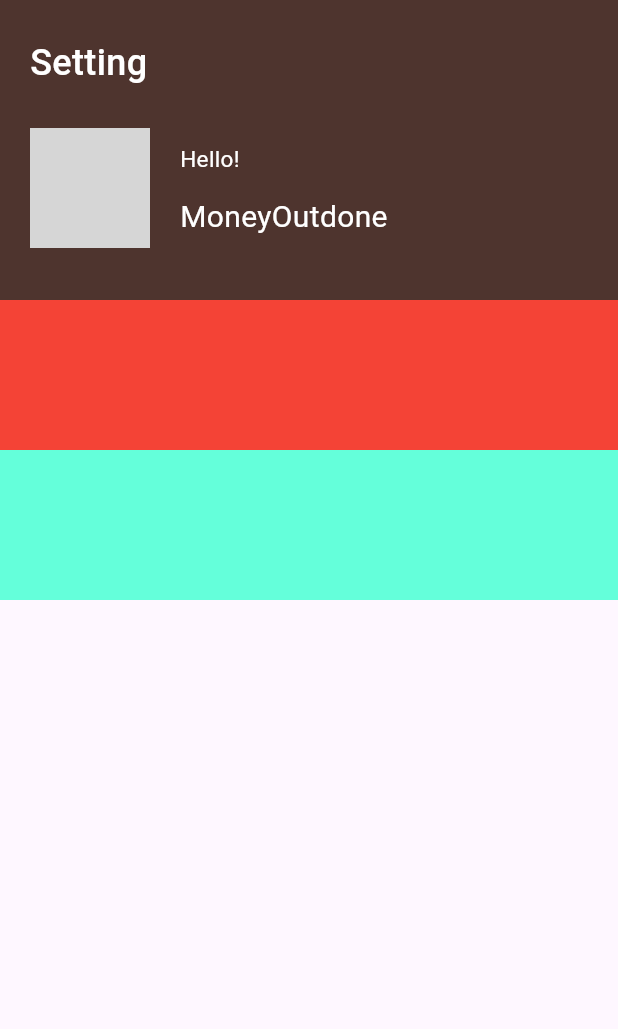
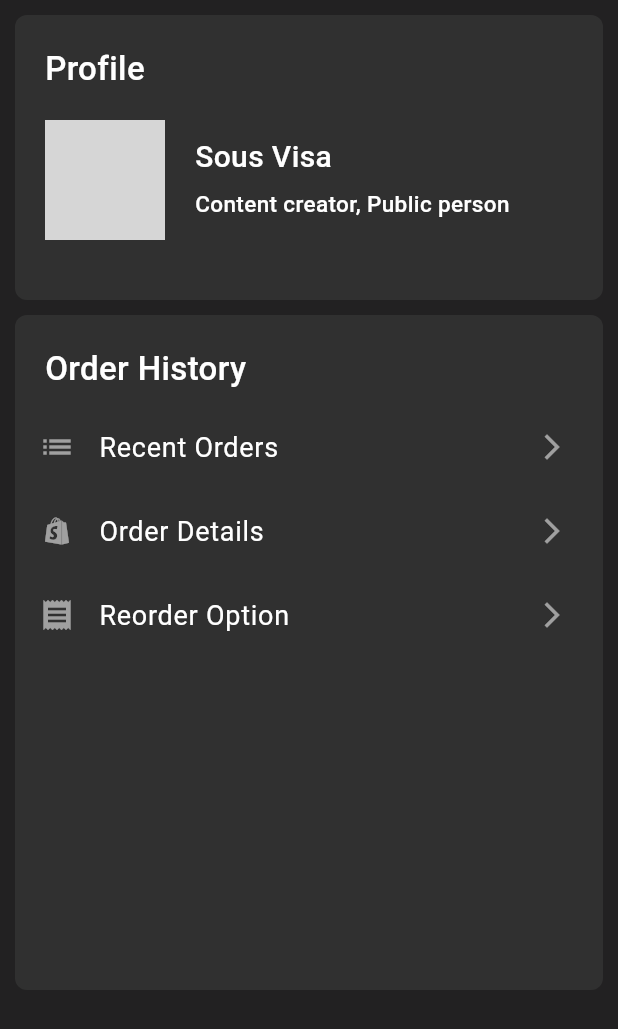
Before and after one commit to phuuhour/Project_Flutter, a Flutter app: the screen it shows after launch, on a phone screen of 412 x 824 dp. Shown: the top 1029 px of the screen. Run offline on Flutter 3.47's test engine with Material 3 defaults, Android fonts, the phone set to English and light mode, and no system bars; network calls fail; grey boxes are pictures that could not be loaded.

Commit message:
update in setting by vh

```diff
--- a/lib/ProfileDetailPage.dart
+++ b/lib/ProfileDetailPage.dart
@@ -15,26 +15,34 @@ class ProfileDetailPage extends StatelessWidget {
       //           ),
       // ),
       body: SafeArea(
+        child: Container(
+          color: Colors.black87,
           child: Column(
             children: [
-            Container(
-              height: 200,
+              Padding(
+                padding: const EdgeInsets.all(10.0),
+                child: Container(
+                  decoration: BoxDecoration(
+                      borderRadius: BorderRadius.circular(8),
+                      color: Colors.grey[850]),
+                  height: 190,
+                  //width: double.infinity,
                   width: MediaQuery.of(context).size.width,
-              color: Colors.brown[800],
+                  //color: Colors.brown[800],
                   child: Stack(
                     children: [
                       const Padding(
-                    padding: EdgeInsets.only(top: 25, left: 20),
+                        padding: EdgeInsets.only(top: 20, left: 20),
                         child: Text(
-                      'Setting',
+                          'Profile',
                           style: TextStyle(
                               fontWeight: FontWeight.w500,
-                          fontSize: 24,
+                              fontSize: 22,
                               color: Colors.white),
                         ),
                       ),
                       Padding(
-                    padding: const EdgeInsets.only(top: 85, left: 20),
+                        padding: const EdgeInsets.only(top: 70, left: 20),
                         child: ClipRRect(
                           borderRadius: BorderRadius.circular(40),
                           child: const Image(
@@ -47,31 +55,111 @@ class ProfileDetailPage extends StatelessWidget {
                       ),
                       //update
                       const Padding(
-                    padding: EdgeInsets.only(top: 95, left: 120),
+                        padding: EdgeInsets.only(top: 80, left: 120),
                         child: Text(
-                      'Hello!',
-                      style: TextStyle(color: Colors.white, fontSize: 15),
+                          'Sous Visa',
+                          style: TextStyle(
+                              color: Colors.white,
+                              fontSize: 20,
+                              fontWeight: FontWeight.w500),
                         ),
                       ),
                       const Padding(
-                    padding: EdgeInsets.only(top: 130, left: 120),
+                        padding: EdgeInsets.only(top: 115, left: 120),
                         child: Text(
-                      'MoneyOutdone',
-                      style: TextStyle(color: Colors.white, fontSize: 20),
+                          'Content creator, Public person',
+                          style: TextStyle(
+                              color: Colors.white,
+                              fontSize: 15,
+                              fontWeight: FontWeight.w500),
                         ),
                       ),
                     ],
                   ),
                 ),
-            Container(
-              height: 100,
-              color: Colors.red,
               ),
-            Container(
-              height: 100,
-              color: Colors.tealAccent,
+              Padding(
+                padding: const EdgeInsets.only(left: 10, right: 10, bottom: 10),
+                child: Container(
+                  decoration: BoxDecoration(
+                      borderRadius: BorderRadius.circular(8),
+                      color: Colors.grey[850]),
+                  height: 450,
+                  //width: double.infinity,
+                  width: MediaQuery.of(context).size.width,
+                  //color: Colors.brown[800],
+                  child: const Stack(
+                    children: [
+                      Padding(
+                        padding: EdgeInsets.only(top: 20, left: 20),
+                        child: Text(
+                          'Order History',
+                          style: TextStyle(
+                              fontWeight: FontWeight.w500,
+                              fontSize: 22,
+                              color: Colors.white),
+                        ),
+                      ),
+                      Padding(
+                        padding: EdgeInsets.only(top: 60, left: 0),
+                        child: Column(
+                          children: [
+                            ListTile(
+                              title: Text(
+                                'Recent Orders',
+                                style: TextStyle(
+                                    color: Colors.white, fontSize: 18),
+                              ),
+                              leading: Icon(
+                                Icons.list,
+                                color: Colors.white54,
+                              ),
+                              trailing: Icon(
+                                Icons.arrow_forward_ios,
+                                color: Colors.white54,
+                                size: 20,
+                              ),
+                            ),
+                            ListTile(
+                              title: Text(
+                                'Order Details',
+                                style: TextStyle(
+                                    color: Colors.white, fontSize: 18),
+                              ),
+                              leading: Icon(
+                                Icons.shopify,
+                                color: Colors.white54,
+                              ),
+                              trailing: Icon(
+                                Icons.arrow_forward_ios,
+                                color: Colors.white54,
+                                size: 20,
+                              ),
+                            ),ListTile(
+                              title: Text(
+                                'Reorder Option',
+                                style: TextStyle(
+                                    color: Colors.white, fontSize: 18),
+                              ),
+                              leading: Icon(
+                                Icons.receipt,
+                                color: Colors.white54,
+                              ),
+                              trailing: Icon(
+                                Icons.arrow_forward_ios,
+                                color: Colors.white54,
+                                size: 20,
+                              ),
                             ),
                           ],
+                        ),
+                      ),
+                    ],
+                  ),
+                ),
+              ),
+            ],
+          ),
         ),
       ),
     );
```
Lines whose indentation alone changed are shown as unchanged.
